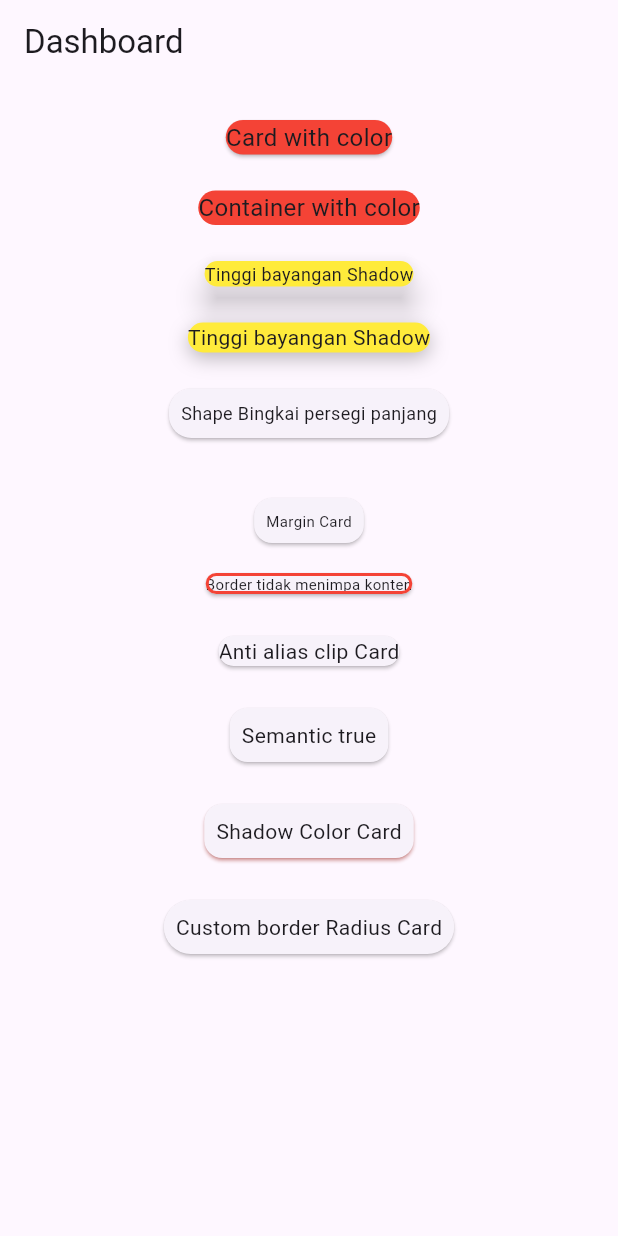
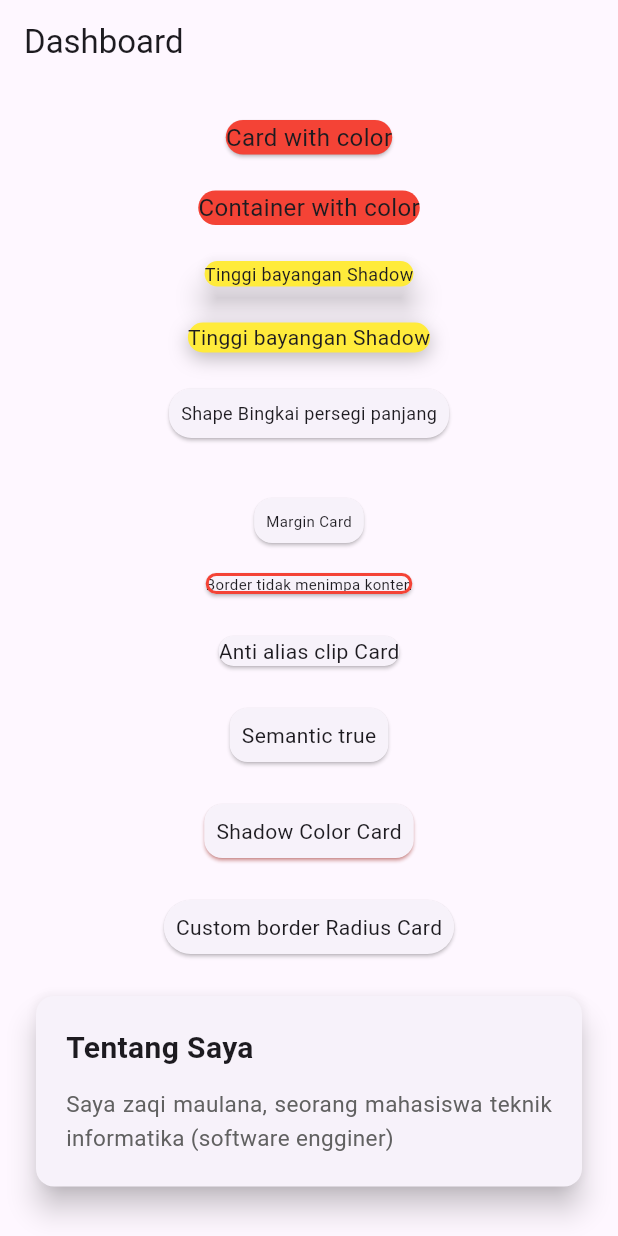
Before and after one commit to zaqimaulana/week8_card, a Flutter app: the screen it shows after launch, on a phone screen of 412 x 824 dp. Run offline on Flutter 3.47's test engine with Material 3 defaults, Android fonts, the phone set to English and light mode, and no system bars.

Commit message:
membuat card sederhana

```diff
--- a/lib/pages/page_card_01.dart
+++ b/lib/pages/page_card_01.dart
@@ -117,7 +117,38 @@ class MyHomePage extends StatelessWidget {
                       child: Text("Custom border Radius Card", style: TextStyle(fontSize: 14.0)),
                       ),
                       ),
+                      SizedBox(height: 20.0),
 
+                      Card(
+                      elevation: 8,
+                      child: Padding(
+                        //padding
+                        padding: const EdgeInsets.all(20.0),
+                        // membuat Column untuk menempatkan text Title
+                        child: Column(
+                          crossAxisAlignment: CrossAxisAlignment.start,
+                          children: [
+                            const Text(
+                              'Tentang Saya',
+                              style: TextStyle(
+                                fontSize: 20,
+                                fontWeight: FontWeight.bold,
+                              ),
+                            ),
+                            const SizedBox(height: 12),
+                            Text(
+                              'Saya zaqi maulana, seorang mahasiswa teknik informatika (software engginer)',
+                              style: TextStyle(
+                                fontSize: 15,
+                                color: Colors.grey[700],
+                                height: 1.5,
+                              ),
+                              textAlign: TextAlign.justify,
+                            ),
+                          ],
+                        ),
+                      ),
+                    ),
                   ],
                 ),
               ),
```
